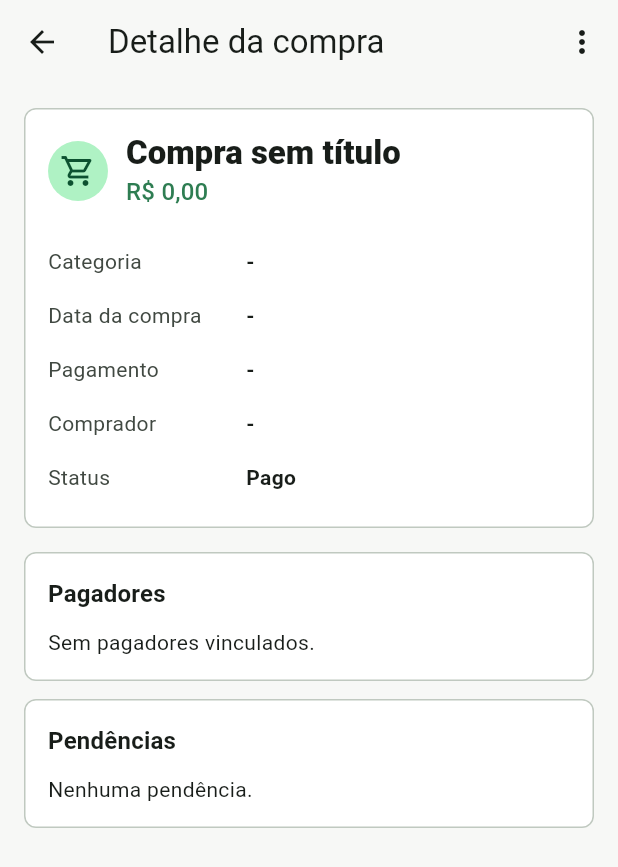
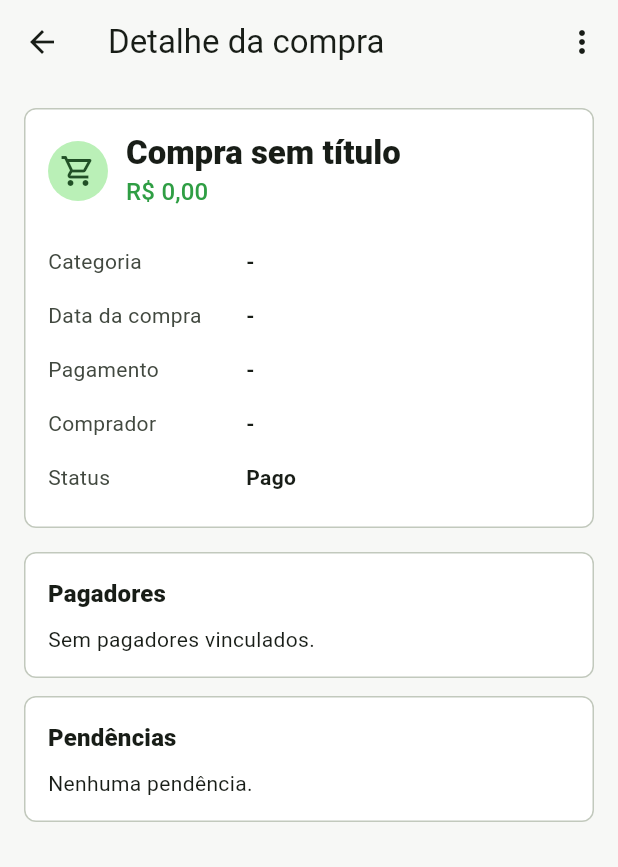
Before and after one commit to Wendel-Sampaio/splithome-frontend, a Flutter app: the PurchaseDetailPage screen opened directly with empty values, on a phone screen of 412 x 824 dp. Shown: the top 867 px of the screen. Run offline on Flutter 3.47's test engine with Material 3 defaults, Android fonts, the phone set to English and light mode, and no system bars; our stand-ins replace dio, fl_chart, flutter_riverpod, flutter_secure_storage, go_router; accounts and stored records are empty; network calls fail.

Commit message:
feat: add mobile design system primitives

```diff
--- /dev/null
+++ b/splithome-mobile/lib/core/theme/app_tokens.dart
@@ -0,0 +1,34 @@
+import 'package:flutter/material.dart';
+
+class ShSpacing {
+  const ShSpacing._();
+
+  static const xxs = 4.0;
+  static const xs = 8.0;
+  static const sm = 12.0;
+  static const md = 16.0;
+  static const lg = 20.0;
+  static const xl = 24.0;
+  static const xxl = 32.0;
+}
+
+class ShRadii {
+  const ShRadii._();
+
+  static const sm = 8.0;
+  static const md = 8.0;
+  static const lg = 8.0;
+}
+
+class ShInsets {
+  const ShInsets._();
+
+  static const screen = EdgeInsets.fromLTRB(
+    ShSpacing.md,
+    ShSpacing.xs,
+    ShSpacing.md,
+    ShSpacing.xl,
+  );
+  static const card = EdgeInsets.all(ShSpacing.md);
+  static const compactCard = EdgeInsets.all(ShSpacing.sm);
+}
--- a/splithome-mobile/lib/features/purchases/presentation/purchase_detail_page.dart
+++ b/splithome-mobile/lib/features/purchases/presentation/purchase_detail_page.dart
@@ -5,6 +5,8 @@ import 'package:go_router/go_router.dart';
 import '../../../shared/formatters/category_formatter.dart';
 import '../../../shared/formatters/currency_formatter.dart';
 import '../../../shared/widgets/detail_row.dart';
+import '../../../shared/widgets/sh_person_chip.dart';
+import '../../../shared/widgets/sh_section_card.dart';
 import '../../home/data/home_repository.dart';
 import '../data/purchase.dart';
 import '../data/purchase_repository.dart';
@@ -189,19 +191,9 @@ class _PeopleCard extends StatelessWidget {
 
   @override
   Widget build(BuildContext context) {
-    return Card(
-      child: Padding(
-        padding: const EdgeInsets.all(16),
-        child: Column(
-          crossAxisAlignment: CrossAxisAlignment.start,
+    return ShSectionCard(
+      title: title,
       children: [
-            Text(
-              title,
-              style: Theme.of(
-                context,
-              ).textTheme.titleMedium?.copyWith(fontWeight: FontWeight.w700),
-            ),
-            const SizedBox(height: 10),
         if (people.isEmpty)
           Text(emptyText)
         else
@@ -209,12 +201,10 @@ class _PeopleCard extends StatelessWidget {
             spacing: 8,
             runSpacing: 8,
             children: people
-                    .map((person) => Chip(label: Text(person)))
+                .map((person) => ShPersonChip(name: person))
                 .toList(),
           ),
       ],
-        ),
-      ),
     );
   }
 }
--- /dev/null
+++ b/splithome-mobile/lib/shared/widgets/sh_section_card.dart
@@ -0,0 +1,40 @@
+import 'package:flutter/material.dart';
+
+import '../../core/theme/app_tokens.dart';
+
+class ShSectionCard extends StatelessWidget {
+  const ShSectionCard({
+    required this.children,
+    this.title,
+    this.padding = ShInsets.card,
+    super.key,
+  });
+
+  final String? title;
+  final EdgeInsetsGeometry padding;
+  final List<Widget> children;
+
+  @override
+  Widget build(BuildContext context) {
+    return Card(
+      child: Padding(
+        padding: padding,
+        child: Column(
+          crossAxisAlignment: CrossAxisAlignment.start,
+          children: [
+            if (title != null) ...[
+              Text(
+                title!,
+                style: Theme.of(
+                  context,
+                ).textTheme.titleMedium?.copyWith(fontWeight: FontWeight.w800),
+              ),
+              const SizedBox(height: ShSpacing.xs),
+            ],
+            ...children,
+          ],
+        ),
+      ),
+    );
+  }
+}
```
Also changed, not shown: splithome-mobile/lib/core/theme/app_theme.dart (+13 -5 lines), splithome-mobile/lib/features/fixed_expenses/presentation/fixed_expenses_page.dart (+7 -46 lines), splithome-mobile/lib/features/purchases/presentation/purchases_page.dart (+7 -46 lines), splithome-mobile/lib/shared/widgets/sh_empty_state.dart (added, +46 -0 lines), splithome-mobile/lib/shared/widgets/sh_error_state.dart (added, +68 -0 lines), splithome-mobile/lib/shared/widgets/sh_person_chip.dart (added, +22 -0 lines), 1 other file. Lines whose indentation alone changed are shown as unchanged.
